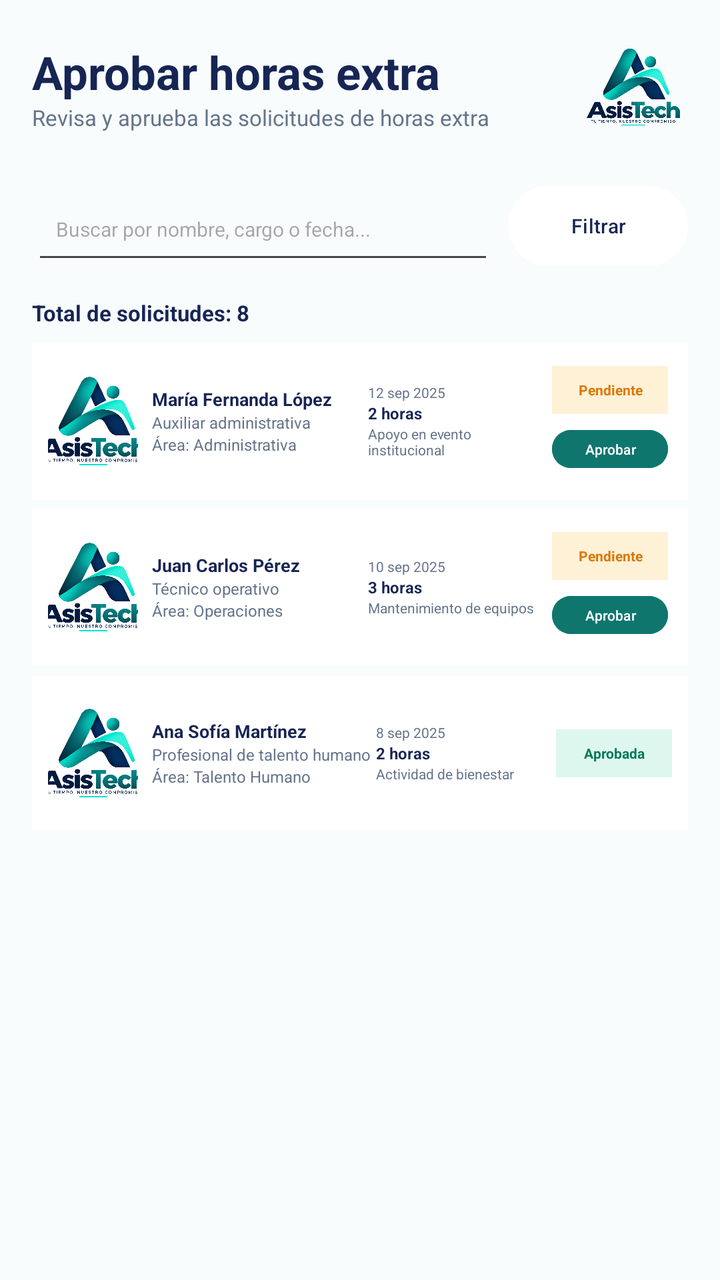
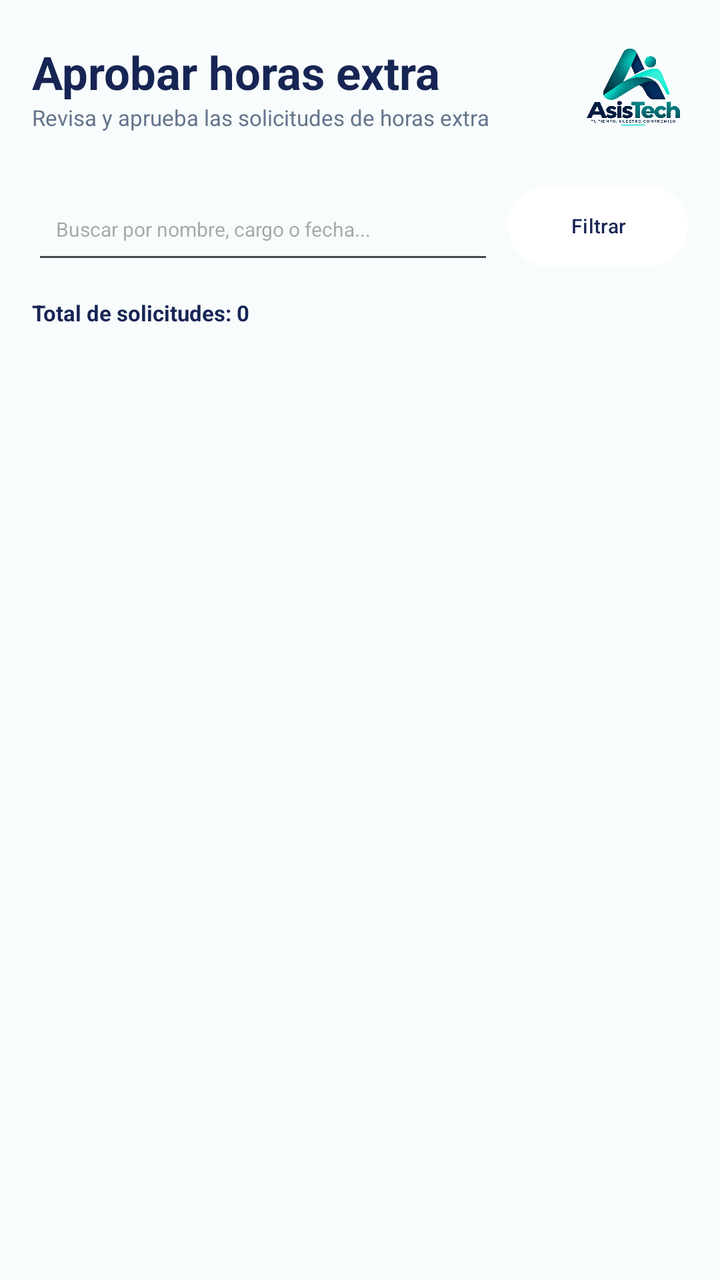

Compare the two renders of this Android layout. The source of the first and the diff that turns it into the second are given below.
<!-- AndroidManifest.xml: application theme Theme.AsisTech -->
<!-- res/layout/fragment_horas_extra.xml -->
<?xml version="1.0" encoding="utf-8"?>
<ScrollView xmlns:android="http://schemas.android.com/apk/res/android"
    android:layout_width="match_parent"
    android:layout_height="match_parent"
    android:background="#F8FCFC">

    <LinearLayout
        android:layout_width="match_parent"
        android:layout_height="wrap_content"
        android:orientation="vertical"
        android:padding="16dp">

        
        <LinearLayout
            android:layout_width="match_parent"
            android:layout_height="wrap_content"
            android:orientation="horizontal"
            android:gravity="center_vertical">

            <LinearLayout
                android:layout_width="0dp"
                android:layout_height="wrap_content"
                android:layout_weight="1"
                android:orientation="vertical">

                <TextView
                    android:layout_width="wrap_content"
                    android:layout_height="wrap_content"
                    android:text="Aprobar horas extra"
                    android:textColor="#172554"
                    android:textSize="23sp"
                    android:textStyle="bold" />

                <TextView
                    android:layout_width="wrap_content"
                    android:layout_height="wrap_content"
                    android:text="Revisa y aprueba las solicitudes de horas extra"
                    android:textColor="#64748B"
                    android:textSize="11sp" />

            </LinearLayout>

            <ImageView
                android:layout_width="55dp"
                android:layout_height="55dp"
                android:src="@drawable/logo"
                android:contentDescription="Logo AsisTech"
                android:scaleType="fitCenter" />

        </LinearLayout>

        
        <LinearLayout
            android:layout_width="match_parent"
            android:layout_height="48dp"
            android:layout_marginTop="18dp"
            android:orientation="horizontal">

            <EditText
                android:id="@+id/edtBuscarHorasExtra"
                android:layout_width="0dp"
                android:layout_height="match_parent"
                android:layout_weight="1"
                android:hint="Buscar por nombre, cargo o fecha..."
                android:textSize="10sp"
                android:singleLine="true"
                android:paddingStart="12dp"
                android:paddingEnd="12dp" />

            <Button
                android:id="@+id/btnFiltrarHorasExtra"
                android:layout_width="90dp"
                android:layout_height="match_parent"
                android:layout_marginStart="7dp"
                android:text="Filtrar"
                android:textColor="#172554"
                android:textSize="10sp"
                android:backgroundTint="#FFFFFF" />

        </LinearLayout>

        
        <TextView
            android:layout_width="wrap_content"
            android:layout_height="wrap_content"
            android:layout_marginTop="12dp"
            android:text="Total de solicitudes: 8"
            android:textColor="#172554"
            android:textSize="11sp"
            android:textStyle="bold" />

        
        <LinearLayout
            android:layout_width="match_parent"
            android:layout_height="78dp"
            android:layout_marginTop="8dp"
            android:background="#FFFFFF"
            android:gravity="center_vertical"
            android:orientation="horizontal"
            android:padding="8dp">

            <ImageView
                android:layout_width="45dp"
                android:layout_height="45dp"
                android:src="@drawable/logo"
                android:contentDescription="Empleado"
                android:scaleType="centerCrop" />

            <LinearLayout
                android:layout_width="0dp"
                android:layout_height="wrap_content"
                android:layout_weight="1"
                android:layout_marginStart="7dp"
                android:orientation="vertical">

                <TextView
                    android:layout_width="wrap_content"
                    android:layout_height="wrap_content"
                    android:text="María Fernanda López"
                    android:textColor="#172554"
                    android:textSize="9sp"
                    android:textStyle="bold" />

                <TextView
                    android:layout_width="wrap_content"
                    android:layout_height="wrap_content"
                    android:text="Auxiliar administrativa"
                    android:textColor="#64748B"
                    android:textSize="8sp" />

                <TextView
                    android:layout_width="wrap_content"
                    android:layout_height="wrap_content"
                    android:text="Área: Administrativa"
                    android:textColor="#64748B"
                    android:textSize="8sp" />

            </LinearLayout>

            <LinearLayout
                android:layout_width="90dp"
                android:layout_height="wrap_content"
                android:orientation="vertical">

                <TextView
                    android:layout_width="wrap_content"
                    android:layout_height="wrap_content"
                    android:text="12 sep 2025"
                    android:textColor="#64748B"
                    android:textSize="7sp" />

                <TextView
                    android:layout_width="wrap_content"
                    android:layout_height="wrap_content"
                    android:text="2 horas"
                    android:textColor="#172554"
                    android:textSize="8sp"
                    android:textStyle="bold" />

                <TextView
                    android:layout_width="wrap_content"
                    android:layout_height="wrap_content"
                    android:text="Apoyo en evento institucional"
                    android:textColor="#64748B"
                    android:textSize="7sp" />

            </LinearLayout>

            <LinearLayout
                android:layout_width="62dp"
                android:layout_height="wrap_content"
                android:orientation="vertical"
                android:gravity="center">

                <TextView
                    android:layout_width="58dp"
                    android:layout_height="24dp"
                    android:gravity="center"
                    android:background="#FFF1D6"
                    android:text="Pendiente"
                    android:textColor="#D97706"
                    android:textSize="7sp"
                    android:textStyle="bold" />

                <Button
                    android:id="@+id/btnAprobarHoraExtra"
                    android:layout_width="58dp"
                    android:layout_height="27dp"
                    android:layout_marginTop="4dp"
                    android:minWidth="0dp"
                    android:minHeight="0dp"
                    android:padding="0dp"
                    android:text="Aprobar"
                    android:textColor="#FFFFFF"
                    android:textSize="7sp"
                    android:backgroundTint="#0F766E" />

            </LinearLayout>

        </LinearLayout>

        
        <LinearLayout
            android:layout_width="match_parent"
            android:layout_height="78dp"
            android:layout_marginTop="5dp"
            android:background="#FFFFFF"
            android:gravity="center_vertical"
            android:orientation="horizontal"
            android:padding="8dp">

            <ImageView
                android:layout_width="45dp"
                android:layout_height="45dp"
                android:src="@drawable/logo"
                android:contentDescription="Empleado"
                android:scaleType="centerCrop" />

            <LinearLayout
                android:layout_width="0dp"
                android:layout_height="wrap_content"
                android:layout_weight="1"
                android:layout_marginStart="7dp"
                android:orientation="vertical">

                <TextView
                    android:layout_width="wrap_content"
                    android:layout_height="wrap_content"
                    android:text="Juan Carlos Pérez"
                    android:textColor="#172554"
                    android:textSize="9sp"
                    android:textStyle="bold" />

                <TextView
                    android:layout_width="wrap_content"
                    android:layout_height="wrap_content"
                    android:text="Técnico operativo"
                    android:textColor="#64748B"
                    android:textSize="8sp" />

                <TextView
                    android:layout_width="wrap_content"
                    android:layout_height="wrap_content"
                    android:text="Área: Operaciones"
                    android:textColor="#64748B"
                    android:textSize="8sp" />

            </LinearLayout>

            <LinearLayout
                android:layout_width="90dp"
                android:layout_height="wrap_content"
                android:orientation="vertical">

                <TextView
                    android:layout_width="wrap_content"
                    android:layout_height="wrap_content"
                    android:text="10 sep 2025"
                    android:textColor="#64748B"
                    android:textSize="7sp" />

                <TextView
                    android:layout_width="wrap_content"
                    android:layout_height="wrap_content"
                    android:text="3 horas"
                    android:textColor="#172554"
                    android:textSize="8sp"
                    android:textStyle="bold" />

                <TextView
                    android:layout_width="wrap_content"
                    android:layout_height="wrap_content"
                    android:text="Mantenimiento de equipos"
                    android:textColor="#64748B"
                    android:textSize="7sp" />

            </LinearLayout>

            <LinearLayout
                android:layout_width="62dp"
                android:layout_height="wrap_content"
                android:orientation="vertical"
                android:gravity="center">

                <TextView
                    android:layout_width="58dp"
                    android:layout_height="24dp"
                    android:gravity="center"
                    android:background="#FFF1D6"
                    android:text="Pendiente"
                    android:textColor="#D97706"
                    android:textSize="7sp"
                    android:textStyle="bold" />

                <Button
                    android:id="@+id/btnAprobarHoraExtra"
                    android:layout_width="58dp"
                    android:layout_height="27dp"
                    android:layout_marginTop="4dp"
                    android:minWidth="0dp"
                    android:minHeight="0dp"
                    android:padding="0dp"
                    android:text="Aprobar"
                    android:textColor="#FFFFFF"
                    android:textSize="7sp"
                    android:backgroundTint="#0F766E" />

            </LinearLayout>

        </LinearLayout>

        
        <LinearLayout
            android:layout_width="match_parent"
            android:layout_height="78dp"
            android:layout_marginTop="5dp"
            android:background="#FFFFFF"
            android:gravity="center_vertical"
            android:orientation="horizontal"
            android:padding="8dp">

            <ImageView
                android:layout_width="45dp"
                android:layout_height="45dp"
                android:src="@drawable/logo"
                android:contentDescription="Empleado"
                android:scaleType="centerCrop" />

            <LinearLayout
                android:layout_width="0dp"
                android:layout_height="wrap_content"
                android:layout_weight="1"
                android:layout_marginStart="7dp"
                android:orientation="vertical">

                <TextView
                    android:layout_width="wrap_content"
                    android:layout_height="wrap_content"
                    android:text="Ana Sofía Martínez"
                    android:textColor="#172554"
                    android:textSize="9sp"
                    android:textStyle="bold" />

                <TextView
                    android:layout_width="wrap_content"
                    android:layout_height="wrap_content"
                    android:text="Profesional de talento humano"
                    android:textColor="#64748B"
                    android:textSize="8sp" />

                <TextView
                    android:layout_width="wrap_content"
                    android:layout_height="wrap_content"
                    android:text="Área: Talento Humano"
                    android:textColor="#64748B"
                    android:textSize="8sp" />

            </LinearLayout>

            <LinearLayout
                android:layout_width="90dp"
                android:layout_height="wrap_content"
                android:orientation="vertical">

                <TextView
                    android:layout_width="wrap_content"
                    android:layout_height="wrap_content"
                    android:text="8 sep 2025"
                    android:textColor="#64748B"
                    android:textSize="7sp" />

                <TextView
                    android:layout_width="wrap_content"
                    android:layout_height="wrap_content"
                    android:text="2 horas"
                    android:textColor="#172554"
                    android:textSize="8sp"
                    android:textStyle="bold" />

                <TextView
                    android:layout_width="wrap_content"
                    android:layout_height="wrap_content"
                    android:text="Actividad de bienestar"
                    android:textColor="#64748B"
                    android:textSize="7sp" />

            </LinearLayout>

            <TextView
                android:layout_width="58dp"
                android:layout_height="24dp"
                android:gravity="center"
                android:background="#DDF7EF"
                android:text="Aprobada"
                android:textColor="#047857"
                android:textSize="7sp"
                android:textStyle="bold" />

        </LinearLayout>

    </LinearLayout>

</ScrollView>
<!-- resources referenced by this layout -->
<resources>
  <!-- drawable logo: png bitmap (drawable, 687966 bytes) -->
  <style name="Theme.AsisTech" parent="Base.Theme.AsisTech" />
  <style name="Base.Theme.AsisTech" parent="Theme.Material3.DayNight.NoActionBar">
          
          
      </style>
</resources>

<!-- the commit's change to res/layout/fragment_horas_extra.xml (unified diff, before → after) -->
@@ -2,7 +2,8 @@
 <ScrollView xmlns:android="http://schemas.android.com/apk/res/android"
     android:layout_width="match_parent"
     android:layout_height="match_parent"
-    android:background="#F8FCFC">
+    android:background="#F8FCFC"
+    android:fillViewport="true">
 
     <LinearLayout
         android:layout_width="match_parent"
@@ -64,6 +65,7 @@
                 android:hint="Buscar por nombre, cargo o fecha..."
                 android:textSize="10sp"
                 android:singleLine="true"
+                android:inputType="text"
                 android:paddingStart="12dp"
                 android:paddingEnd="12dp" />
 
@@ -81,322 +83,34 @@
 
         
         <TextView
+            android:id="@+id/txtTotalHorasExtra"
             android:layout_width="wrap_content"
             android:layout_height="wrap_content"
             android:layout_marginTop="12dp"
-            android:text="Total de solicitudes: 8"
+            android:text="Total de solicitudes: 0"
             android:textColor="#172554"
             android:textSize="11sp"
             android:textStyle="bold" />
 
         
-        <LinearLayout
+        <androidx.recyclerview.widget.RecyclerView
+            android:id="@+id/recyclerHorasExtra"
             android:layout_width="match_parent"
-            android:layout_height="78dp"
+            android:layout_height="wrap_content"
             android:layout_marginTop="8dp"
-            android:background="#FFFFFF"
-            android:gravity="center_vertical"
-            android:orientation="horizontal"
-            android:padding="8dp">
-
-            <ImageView
-                android:layout_width="45dp"
-                android:layout_height="45dp"
-                android:src="@drawable/logo"
-                android:contentDescription="Empleado"
-                android:scaleType="centerCrop" />
-
-            <LinearLayout
-                android:layout_width="0dp"
-                android:layout_height="wrap_content"
-                android:layout_weight="1"
-                android:layout_marginStart="7dp"
-                android:orientation="vertical">
-
-                <TextView
-                    android:layout_width="wrap_content"
-                    android:layout_height="wrap_content"
-                    android:text="María Fernanda López"
-                    android:textColor="#172554"
-                    android:textSize="9sp"
-                    android:textStyle="bold" />
-
-                <TextView
-                    android:layout_width="wrap_content"
-                    android:layout_height="wrap_content"
-                    android:text="Auxiliar administrativa"
-                    android:textColor="#64748B"
-                    android:textSize="8sp" />
-
-                <TextView
-                    android:layout_width="wrap_content"
-                    android:layout_height="wrap_content"
-                    android:text="Área: Administrativa"
-                    android:textColor="#64748B"
-                    android:textSize="8sp" />
-
-            </LinearLayout>
-
-            <LinearLayout
-                android:layout_width="90dp"
-                android:layout_height="wrap_content"
-                android:orientation="vertical">
-
-                <TextView
-                    android:layout_width="wrap_content"
-                    android:layout_height="wrap_content"
-                    android:text="12 sep 2025"
-                    android:textColor="#64748B"
-                    android:textSize="7sp" />
-
-                <TextView
-                    android:layout_width="wrap_content"
-                    android:layout_height="wrap_content"
-                    android:text="2 horas"
-                    android:textColor="#172554"
-                    android:textSize="8sp"
-                    android:textStyle="bold" />
-
-                <TextView
-                    android:layout_width="wrap_content"
-                    android:layout_height="wrap_content"
-                    android:text="Apoyo en evento institucional"
-                    android:textColor="#64748B"
-                    android:textSize="7sp" />
-
-            </LinearLayout>
-
-            <LinearLayout
-                android:layout_width="62dp"
-                android:layout_height="wrap_content"
-                android:orientation="vertical"
-                android:gravity="center">
-
-                <TextView
-                    android:layout_width="58dp"
-                    android:layout_height="24dp"
-                    android:gravity="center"
-                    android:background="#FFF1D6"
-                    android:text="Pendiente"
-                    android:textColor="#D97706"
-                    android:textSize="7sp"
-                    android:textStyle="bold" />
-
-                <Button
-                    android:id="@+id/btnAprobarHoraExtra"
-                    android:layout_width="58dp"
-                    android:layout_height="27dp"
-                    android:layout_marginTop="4dp"
-                    android:minWidth="0dp"
-                    android:minHeight="0dp"
-                    android:padding="0dp"
-                    android:text="Aprobar"
-                    android:textColor="#FFFFFF"
-                    android:textSize="7sp"
-                    android:backgroundTint="#0F766E" />
-
-            </LinearLayout>
-
-        </LinearLayout>
+            android:nestedScrollingEnabled="false" />
 
         
-        <LinearLayout
+        <TextView
+            android:id="@+id/txtSinHorasExtra"
             android:layout_width="match_parent"
-            android:layout_height="78dp"
-            android:layout_marginTop="5dp"
-            android:background="#FFFFFF"
-            android:gravity="center_vertical"
-            android:orientation="horizontal"
-            android:padding="8dp">
-
-            <ImageView
-                android:layout_width="45dp"
-                android:layout_height="45dp"
-                android:src="@drawable/logo"
-                android:contentDescription="Empleado"
-                android:scaleType="centerCrop" />
-
-            <LinearLayout
-                android:layout_width="0dp"
-                android:layout_height="wrap_content"
-                android:layout_weight="1"
-                android:layout_marginStart="7dp"
-                android:orientation="vertical">
-
-                <TextView
-                    android:layout_width="wrap_content"
-                    android:layout_height="wrap_content"
-                    android:text="Juan Carlos Pérez"
-                    android:textColor="#172554"
-                    android:textSize="9sp"
-                    android:textStyle="bold" />
-
-                <TextView
-                    android:layout_width="wrap_content"
-                    android:layout_height="wrap_content"
-                    android:text="Técnico operativo"
-                    android:textColor="#64748B"
-                    android:textSize="8sp" />
-
-                <TextView
-                    android:layout_width="wrap_content"
-                    android:layout_height="wrap_content"
-                    android:text="Área: Operaciones"
-                    android:textColor="#64748B"
-                    android:textSize="8sp" />
-
-            </LinearLayout>
-
-            <LinearLayout
-                android:layout_width="90dp"
-                android:layout_height="wrap_content"
-                android:orientation="vertical">
-
-                <TextView
-                    android:layout_width="wrap_content"
-                    android:layout_height="wrap_content"
-                    android:text="10 sep 2025"
-                    android:textColor="#64748B"
-                    android:textSize="7sp" />
-
-                <TextView
-                    android:layout_width="wrap_content"
-                    android:layout_height="wrap_content"
-                    android:text="3 horas"
-                    android:textColor="#172554"
-                    android:textSize="8sp"
-                    android:textStyle="bold" />
-
-                <TextView
-                    android:layout_width="wrap_content"
-                    android:layout_height="wrap_content"
-                    android:text="Mantenimiento de equipos"
-                    android:textColor="#64748B"
-                    android:textSize="7sp" />
-
-            </LinearLayout>
-
-            <LinearLayout
-                android:layout_width="62dp"
-                android:layout_height="wrap_content"
-                android:orientation="vertical"
-                android:gravity="center">
-
-                <TextView
-                    android:layout_width="58dp"
-                    android:layout_height="24dp"
-                    android:gravity="center"
-                    android:background="#FFF1D6"
-                    android:text="Pendiente"
-                    android:textColor="#D97706"
-                    android:textSize="7sp"
-                    android:textStyle="bold" />
-
-                <Button
-                    android:id="@+id/btnAprobarHoraExtra"
-                    android:layout_width="58dp"
-                    android:layout_height="27dp"
-                    android:layout_marginTop="4dp"
-                    android:minWidth="0dp"
-                    android:minHeight="0dp"
-                    android:padding="0dp"
-                    android:text="Aprobar"
-                    android:textColor="#FFFFFF"
-                    android:textSize="7sp"
-                    android:backgroundTint="#0F766E" />
-
-            </LinearLayout>
-
-        </LinearLayout>
-
-        
-        <LinearLayout
-            android:layout_width="match_parent"
-            android:layout_height="78dp"
-            android:layout_marginTop="5dp"
-            android:background="#FFFFFF"
-            android:gravity="center_vertical"
-            android:orientation="horizontal"
-            android:padding="8dp">
-
-            <ImageView
-                android:layout_width="45dp"
-                android:layout_height="45dp"
-                android:src="@drawable/logo"
-                android:contentDescription="Empleado"
-                android:scaleType="centerCrop" />
-
-            <LinearLayout
-                android:layout_width="0dp"
-                android:layout_height="wrap_content"
-                android:layout_weight="1"
-                android:layout_marginStart="7dp"
-                android:orientation="vertical">
-
-                <TextView
-                    android:layout_width="wrap_content"
-                    android:layout_height="wrap_content"
-                    android:text="Ana Sofía Martínez"
-                    android:textColor="#172554"
-                    android:textSize="9sp"
-                    android:textStyle="bold" />
-
-                <TextView
-                    android:layout_width="wrap_content"
-                    android:layout_height="wrap_content"
-                    android:text="Profesional de talento humano"
-                    android:textColor="#64748B"
-                    android:textSize="8sp" />
-
-                <TextView
-                    android:layout_width="wrap_content"
-                    android:layout_height="wrap_content"
-                    android:text="Área: Talento Humano"
-                    android:textColor="#64748B"
-                    android:textSize="8sp" />
-
-            </LinearLayout>
-
-            <LinearLayout
-                android:layout_width="90dp"
-                android:layout_height="wrap_content"
-                android:orientation="vertical">
-
-                <TextView
-                    android:layout_width="wrap_content"
-                    android:layout_height="wrap_content"
-                    android:text="8 sep 2025"
-                    android:textColor="#64748B"
-                    android:textSize="7sp" />
-
-                <TextView
-                    android:layout_width="wrap_content"
-                    android:layout_height="wrap_content"
-                    android:text="2 horas"
-                    android:textColor="#172554"
-                    android:textSize="8sp"
-                    android:textStyle="bold" />
-
-                <TextView
-                    android:layout_width="wrap_content"
-                    android:layout_height="wrap_content"
-                    android:text="Actividad de bienestar"
-                    android:textColor="#64748B"
-                    android:textSize="7sp" />
-
-            </LinearLayout>
-
-            <TextView
-                android:layout_width="58dp"
-                android:layout_height="24dp"
-                android:gravity="center"
-                android:background="#DDF7EF"
-                android:text="Aprobada"
-                android:textColor="#047857"
-                android:textSize="7sp"
-                android:textStyle="bold" />
-
-        </LinearLayout>
+            android:layout_height="wrap_content"
+            android:padding="20dp"
+            android:gravity="center"
+            android:text="No hay solicitudes pendientes"
+            android:textColor="#64748B"
+            android:textSize="13sp"
+            android:visibility="gone" />
 
     </LinearLayout>
 
